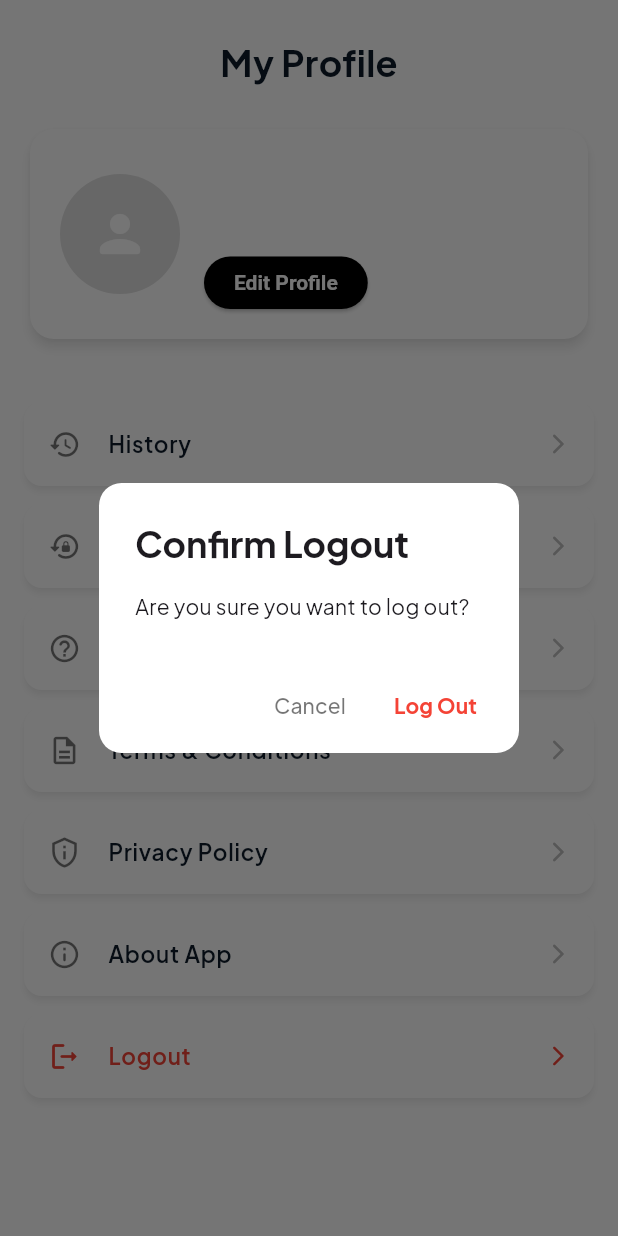
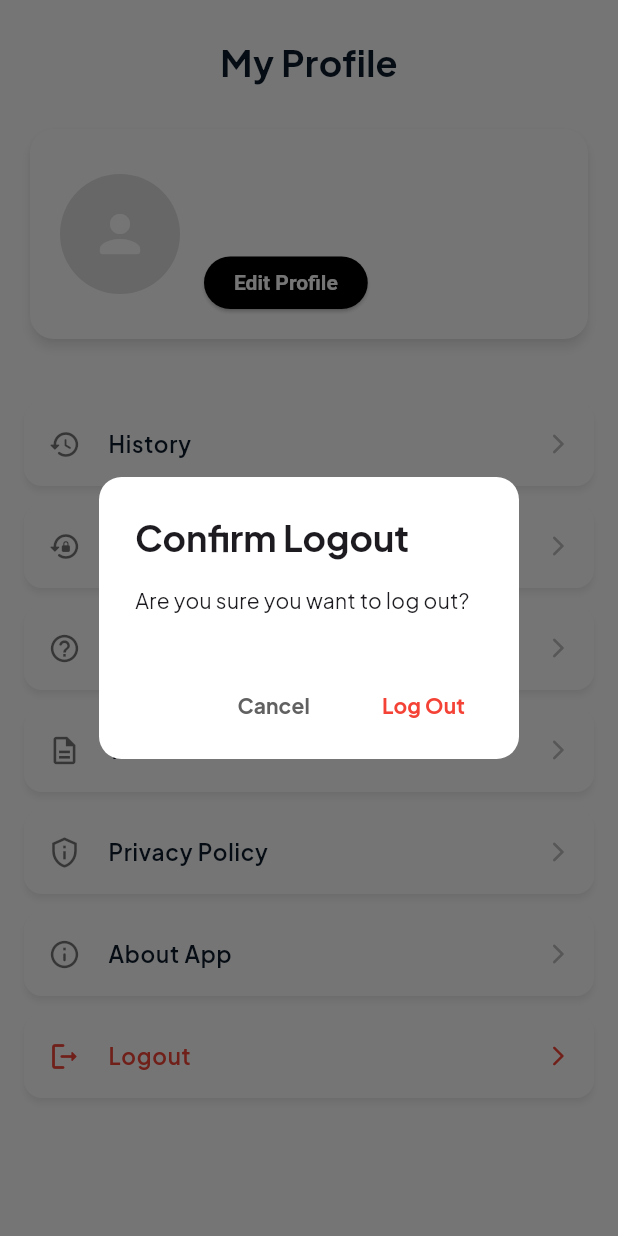
Before and after one commit to Calyra-Mobile-Apps/calyra-apps, a Flutter app: the ProfileScreen screen opened directly, after a tap on "Logout", on a phone screen of 412 x 824 dp. Run offline on Flutter 3.47's test engine with Material 3 defaults, Android fonts, the phone set to English and light mode, and no system bars; our stand-ins replace cached_network_image, camera, cloud_firestore, firebase_auth, firebase_core, google_fonts and 1 more; accounts and stored records are empty.

Commit message:
fix home and profile

```diff
--- a/lib/screens/profile/profile_screen.dart
+++ b/lib/screens/profile/profile_screen.dart
@@ -74,7 +74,7 @@ class _ProfileScreenState extends State<ProfileScreen> {
   }
 
 
-  Future<void> _handleLogout() async {
+Future<void> _handleLogout() async {
     final navigator = Navigator.of(context); // Cache navigator
 
     // Show confirmation dialog
@@ -86,15 +86,56 @@ class _ProfileScreenState extends State<ProfileScreen> {
           shape: RoundedRectangleBorder(borderRadius: BorderRadius.circular(15)),
           title: const Text('Confirm Logout', style: TextStyle(fontWeight: FontWeight.bold)),
           content: const Text('Are you sure you want to log out?'),
-          actionsPadding: const EdgeInsets.symmetric(horizontal: 16, vertical: 8),
+          actionsPadding: const EdgeInsets.symmetric(horizontal: 16, vertical: 12),
           actions: [
+            // Tombol Cancel
             TextButton(
-              child: const Text('Cancel', style: TextStyle(color: Colors.black54)),
-              onPressed: () => Navigator.of(dialogContext).pop(false), // Return false on cancel
+              style: ButtonStyle(
+                // Tulisan abu agak tua (Shade 700) biar kontras
+                foregroundColor: MaterialStateProperty.all(Colors.grey.shade700),
+                // Background hover/tekan: Abu muda (Shade 200)
+                overlayColor: MaterialStateProperty.resolveWith<Color?>(
+                  (Set<MaterialState> states) {
+                    if (states.contains(MaterialState.hovered) ||
+                        states.contains(MaterialState.pressed)) {
+                      return Colors.grey.shade200;
+                    }
+                    return null;
+                  },
+                ),
+                padding: MaterialStateProperty.all(
+                    const EdgeInsets.symmetric(horizontal: 20, vertical: 10)),
+                shape: MaterialStateProperty.all(
+                  RoundedRectangleBorder(borderRadius: BorderRadius.circular(20)),
+                ),
+              ),
+              child: const Text('Cancel', style: TextStyle(fontWeight: FontWeight.bold)),
+              onPressed: () => Navigator.of(dialogContext).pop(false),
             ),
+
+            // Tombol Log Out
             TextButton(
-              child: const Text('Log Out', style: TextStyle(color: Colors.red, fontWeight: FontWeight.bold)),
-              onPressed: () => Navigator.of(dialogContext).pop(true), // Return true on confirm
+              style: ButtonStyle(
+                // Tulisan Merah
+                foregroundColor: MaterialStateProperty.all(Colors.red),
+                // Background hover/tekan: Merah pudar (Shade 100)
+                overlayColor: MaterialStateProperty.resolveWith<Color?>(
+                  (Set<MaterialState> states) {
+                    if (states.contains(MaterialState.hovered) ||
+                        states.contains(MaterialState.pressed)) {
+                      return Colors.red.shade100;
+                    }
+                    return null;
+                  },
+                ),
+                padding: MaterialStateProperty.all(
+                    const EdgeInsets.symmetric(horizontal: 20, vertical: 10)),
+                shape: MaterialStateProperty.all(
+                  RoundedRectangleBorder(borderRadius: BorderRadius.circular(20)),
+                ),
+              ),
+              child: const Text('Log Out', style: TextStyle(fontWeight: FontWeight.bold)),
+              onPressed: () => Navigator.of(dialogContext).pop(true),
             ),
           ],
         );
@@ -180,7 +221,7 @@ class _ProfileScreenState extends State<ProfileScreen> {
       backgroundColor: Colors.white,
       body: SafeArea(
         child: SingleChildScrollView(
-          padding: const EdgeInsets.fromLTRB(16.0, 24.0, 16.0, 120.0), // Padding bawah utk bottom nav bar
+          padding: const EdgeInsets.fromLTRB(16.0, 24.0, 16.0, 50.0),
           child: Column(
             crossAxisAlignment: CrossAxisAlignment.center,
             children: [
```
Also changed, not shown: lib/screens/home/home_screen.dart (+14 -13 lines), lib/screens/profile/change_password_screen.dart (+28 -7 lines).
